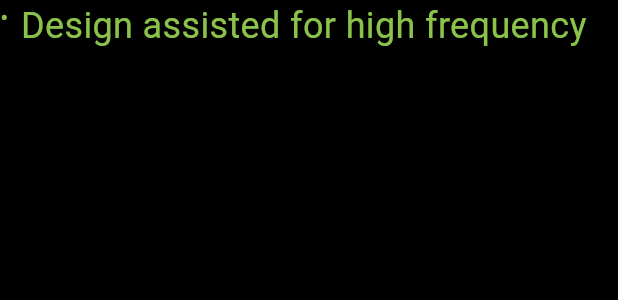
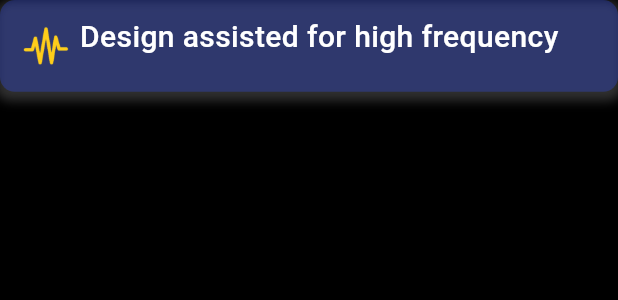
Before and after one commit to curi0sity722/spindle_dash, a Flutter app: the SalientFeatureItem widget shown alone on an empty page, opened directly, on a phone screen of 412 x 824 dp. Shown: the top 300 px of the screen. Run offline on Flutter 3.47's test engine with Material 3 defaults, Android fonts, the phone set to English and light mode, and no system bars; our stand-ins replace buttons_tabbar, firebase_core, firebase_storage, percent_indicator, syncfusion_flutter_charts; missing offline and left inert: model_viewer_plus; accounts and stored records are empty; network calls fail.

Commit message:
still more UI changes related to features and other things

```diff
--- a/lib/pages/about_spindle.dart
+++ b/lib/pages/about_spindle.dart
@@ -3,7 +3,6 @@ import 'package:firebase_storage/firebase_storage.dart';
 import 'package:flutter/material.dart';
 import "dart:math";
 import 'package:model_viewer_plus/model_viewer_plus.dart';
-
 
 class AboutSpindle extends StatefulWidget {
   const AboutSpindle({super.key});
@@ -76,12 +75,12 @@ class _AboutSpindleState extends State<AboutSpindle> {
         backgroundColor: Colors.black87,
         body: Padding(
           padding: EdgeInsets.only(top: height * 0.05),
+          child: SingleChildScrollView(
             child: Row(
               crossAxisAlignment: CrossAxisAlignment.start,
               mainAxisAlignment: MainAxisAlignment.start,
               children: [
-              SingleChildScrollView(
-                child: Column(
+                Column(
                   children: [
                     Container(
                       height: height * 0.40,
@@ -151,13 +150,17 @@ class _AboutSpindleState extends State<AboutSpindle> {
                                     children: [
                                       SalientFeatureItem(
                                         text:
-                                              "Design assisted for high frequency"),
+                                            "Design assisted for high frequency",
+                                        picture_index: 1,
+                                      ),
                                       SalientFeatureItem(
                                           text:
-                                              "Additional micro balancing system"),
+                                              "Additional micro balancing system",
+                                          picture_index: 2),
                                       SalientFeatureItem(
                                           text:
-                                              "Inbuilt sensors for data acquisition"),
+                                              "Inbuilt sensors for data acquisition",
+                                          picture_index: 3),
                                     ],
                                   ),
                                 ),
@@ -175,13 +178,18 @@ class _AboutSpindleState extends State<AboutSpindle> {
                                     children: [
                                       SalientFeatureItem(
                                         text:
-                                              "Real-time data condition monitoring"),
+                                            "Real-time data condition monitoring",
+                                        picture_index: 4,
+                                      ),
                                       SalientFeatureItem(
                                         text:
-                                              "Data analytics & adaptive control"),
+                                            "Data analytics & adaptive control",
+                                        picture_index: 5,
+                                      ),
                                       SalientFeatureItem(
-                                          text:
-                                              "IIoT enabled, Dashboard (GUI)"),
+                                        text: "IIoT enabled, Dashboard (GUI)",
+                                        picture_index: 6,
+                                      ),
                                     ],
                                   ),
                                 ),
@@ -193,12 +201,12 @@ class _AboutSpindleState extends State<AboutSpindle> {
                     ),
                   ],
                 ),
-              ),
                 // SizedBox(
                 //   height: height * 0.02,
                 // ),
                 const TableWidget()
               ],
+            ),
           ),
         ),
       ),
@@ -218,36 +226,57 @@ class _AboutSpindleState extends State<AboutSpindle> {
 
 class SalientFeatureItem extends StatelessWidget {
   final String text;
+  final int picture_index;
 
-  const SalientFeatureItem({required this.text});
+  const SalientFeatureItem({required this.text, required this.picture_index});
 
   @override
   Widget build(BuildContext context) {
     double width = MediaQuery.of(context).size.width;
-    // double height = MediaQuery.of(context).size.height;
+    double height = MediaQuery.of(context).size.height;
     return Padding(
-      padding: const EdgeInsets.only(bottom: 8.0), // Spacing between items
+      padding:  EdgeInsets.only(bottom: height * 0.02), // Spacing between items
+      child: Container(
+        decoration: BoxDecoration(
+          color: Color.fromARGB(83, 46, 74, 235), // Background color for the container
+          borderRadius: BorderRadius.circular(10), // Rounded corners
+          boxShadow: [
+            BoxShadow(
+              color: Colors.grey.withOpacity(0.3), // Soft shadow
+              spreadRadius: 3,
+              blurRadius: 5,
+              offset: Offset(0, 3), // Shadow position
+            ),
+          ],
+        ),
+        padding: EdgeInsets.all(10), // Padding inside the container
         child: Row(
           crossAxisAlignment: CrossAxisAlignment.start,
+          mainAxisAlignment: MainAxisAlignment.start,
           children: [
-          const Text(
-            "•", // Bullet point
-            style: TextStyle(
-              color: Colors.lightGreen,
-              fontSize: 16,
+            SizedBox(
+              height: height * 0.05,
+              width: width * 0.1,
+              child: Image.asset(
+                'assets/images/feature-${picture_index}.png',
+                fit: BoxFit.fitHeight, // Ensure the image fits well
               ),
             ),
-          SizedBox(width: width * 0.02), // Spacing between bullet and text
+            SizedBox(width: width * 0.005), // Spacing between image and text
             Expanded(
               child: Text(
                 text,
                 style: const TextStyle(
-                color: Colors.lightGreen,
-                fontSize: 24,
+
+                  color: Colors.white, // Text color
+                  fontSize: 20, // Font size for readability
+                  fontWeight: FontWeight.w500, // Slightly bold
+                  fontFamily: 'Roboto', // Use a modern font
                 ),
               ),
             ),
           ],
+        ),
       ),
     );
   }
@@ -281,7 +310,6 @@ class _TableWidgetState extends State<TableWidget> {
   List<String> Specification = [
     "Integrated Motor (Synchronous) Spindle",
     '<2 µm',
-
     "20000 rpm",
     "18000 rpm",
     "42 Nm @ 3500 rpm",
```
Also changed, not shown: lib/main.dart (+17 -29 lines), assets/images/feature-1.png (added), assets/images/feature-2.png (added), assets/images/feature-3.png (added), assets/images/feature-4.png (added), assets/images/feature-5.png (added), assets/images/feature-6.png (added), pubspec.lock, 8 other files. Lines whose indentation alone changed are shown as unchanged.
